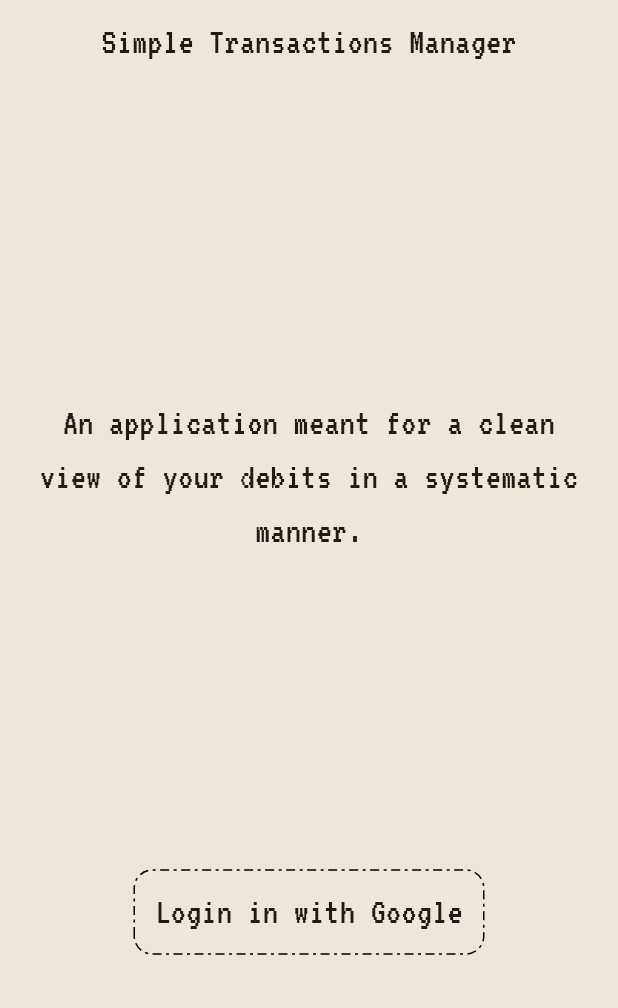
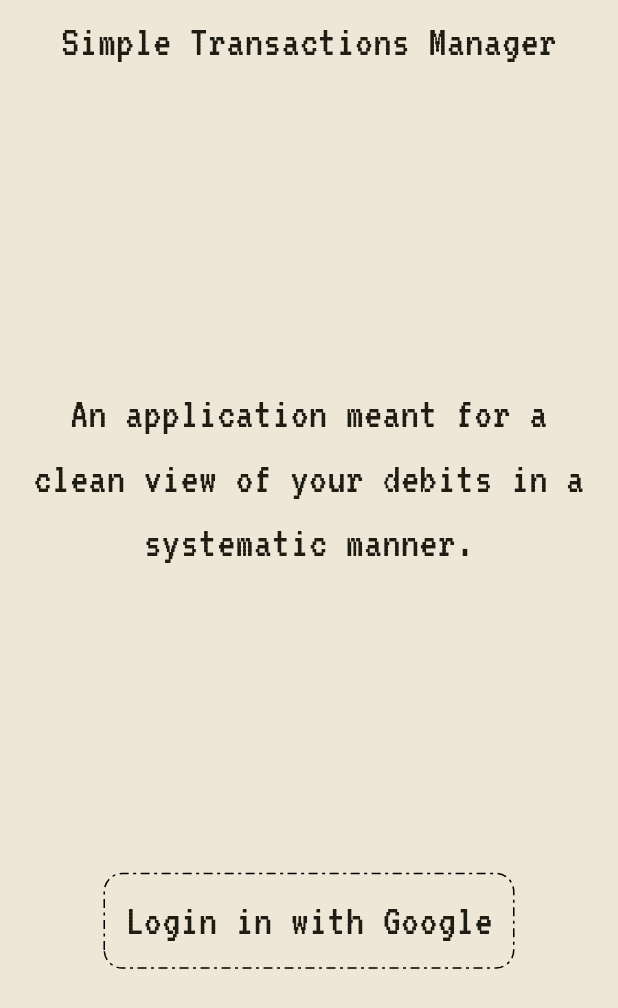
Before and after one commit to itsautfullday/email_credit_tracker, a Flutter app: the screen it shows after launch, on a phone screen of 412 x 824 dp. Shown: the top 1008 px of the screen. Run offline on Flutter 3.47's test engine with Material 2 defaults, Android fonts, the phone set to English and light mode, and no system bars; drawn by our look-alikes of dotted_border; our stand-ins replace date_field, firebase_core, fluttertoast, google_fonts, google_sign_in, googleapis_auth and 1 more; missing offline and left inert: extension_google_sign_in_as_googleapis_auth, googleapis; accounts and stored records are empty.

Commit message:
Correcting font view

```diff
--- a/lib/main.dart
+++ b/lib/main.dart
@@ -133,12 +133,12 @@ class EmailTransactionAppState extends State<EmailTransactionApp>
             //           The title uses "titleLarge"
             //           and the middle text uses "bodyMedium".
             titleLarge: GoogleFonts.vt323(
+              fontSize: 35,
+            ),
+            bodyMedium: GoogleFonts.vt323(
               fontSize: 30,
             ),
-            bodyMedium: GoogleFonts.vt323(
-              fontSize: 25,
-            ),
-            displaySmall: GoogleFonts.vt323(fontSize: 10),
+            displaySmall: GoogleFonts.vt323(fontSize: 20),
           ),
         ),
         home: ChangeNotifierProvider(
--- a/lib/view/TransactionView.dart
+++ b/lib/view/TransactionView.dart
@@ -76,7 +76,7 @@ class TransactionGridState extends State<TransactionGrid> {
       },
           Text(
             transaction!.label.toString(),
-            style: Theme.of(context).textTheme.bodyMedium,
+            style: Theme.of(context).textTheme.displaySmall,
           )),
       DataCell(onTap: () {
         TransactionViewController.instance
@@ -84,7 +84,7 @@ class TransactionGridState extends State<TransactionGrid> {
       },
           Text(
             transaction.amount.toString(),
-            style: Theme.of(context).textTheme.bodyMedium,
+            style: Theme.of(context).textTheme.displaySmall,
           )),
       DataCell(onTap: () {
         TransactionViewController.instance
@@ -92,7 +92,7 @@ class TransactionGridState extends State<TransactionGrid> {
       },
           Text(
             transaction.account.toString(),
-            style: Theme.of(context).textTheme.bodyMedium,
+            style: Theme.of(context).textTheme.displaySmall,
           )),
     ]);
   }
```
